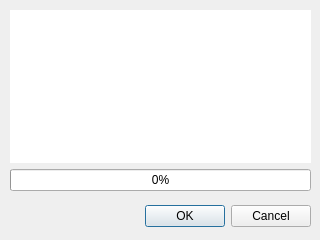
Before: the Qt Designer form src/updater.ui in solusipse/web-to-webm, drawn with Qt 5.
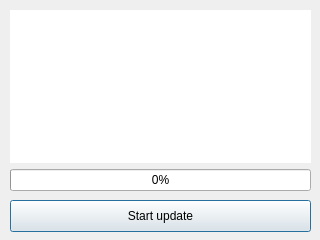
After: the same form once the commit is applied.

Commit message: finished main updater mechanism

Patch:
```diff
--- a/src/updater.ui
+++ b/src/updater.ui
@@ -31,22 +31,6 @@
   <property name="windowTitle">
    <string>Checking for updates</string>
   </property>
-  <widget class="QDialogButtonBox" name="buttonBox">
-   <property name="geometry">
-    <rect>
-     <x>10</x>
-     <y>200</y>
-     <width>301</width>
-     <height>32</height>
-    </rect>
-   </property>
-   <property name="orientation">
-    <enum>Qt::Horizontal</enum>
-   </property>
-   <property name="standardButtons">
-    <set>QDialogButtonBox::Cancel|QDialogButtonBox::Ok</set>
-   </property>
-  </widget>
   <widget class="QFrame" name="frame">
    <property name="geometry">
     <rect>
@@ -100,6 +84,19 @@
     </item>
    </layout>
   </widget>
+  <widget class="QPushButton" name="buttonStart">
+   <property name="geometry">
+    <rect>
+     <x>10</x>
+     <y>200</y>
+     <width>301</width>
+     <height>32</height>
+    </rect>
+   </property>
+   <property name="text">
+    <string>Start update</string>
+   </property>
+  </widget>
  </widget>
  <resources/>
  <connections>
```
Left out of the diff: 37 changed lines with no effect on the pictures. The commit also changes 3 other files.
